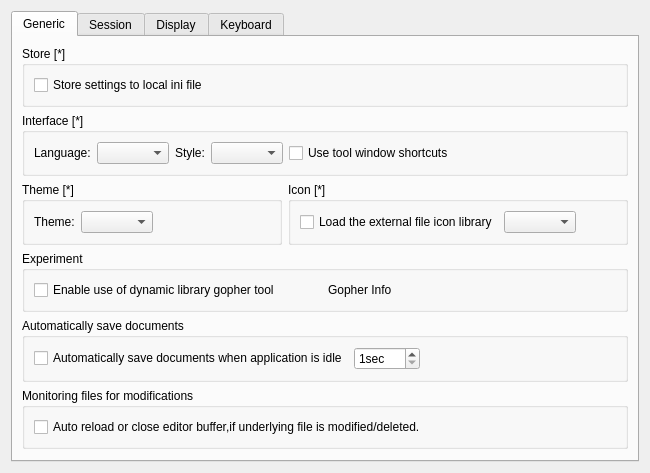
visualfc/liteide, file liteidex/src/liteapp/liteappoption.ui: the form before one commit.
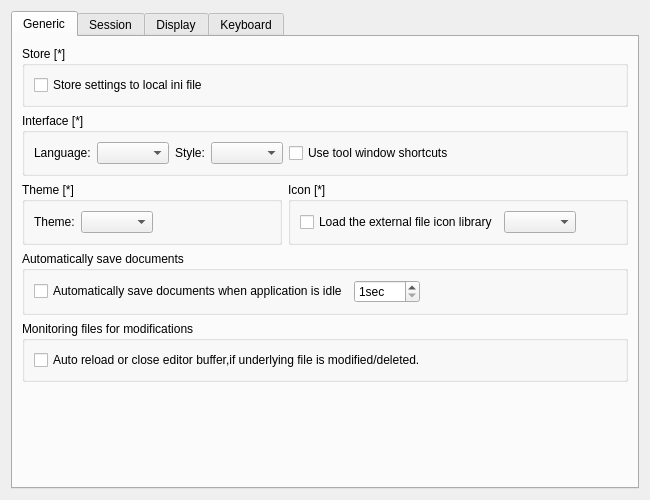
The form after the commit.

Commit message: remove libgopher, runtime/cgo: could not obtain pthread_keys

Patch:
```diff
--- a/liteidex/src/liteapp/liteappoption.ui
+++ b/liteidex/src/liteapp/liteappoption.ui
@@ -7,7 +7,7 @@
     <x>0</x>
     <y>0</y>
     <width>650</width>
-    <height>435</height>
+    <height>500</height>
    </rect>
   </property>
   <property name="windowTitle">
@@ -178,29 +178,6 @@
          </item>
         </layout>
        </item>
-       <item>
-        <widget class="QGroupBox" name="groupBox_13">
-         <property name="title">
-          <string>Experiment</string>
-         </property>
-         <layout class="QHBoxLayout" name="horizontalLayout_12">
-          <item>
-           <widget class="QCheckBox" name="useLibgopherCheckBox">
-            <property name="text">
-             <string>Enable use of dynamic library gopher tool</string>
-            </property>
-           </widget>
-          </item>
-          <item>
-           <widget class="QLabel" name="gopherInfoLabel">
-            <property name="text">
-             <string>Gopher Info</string>
-            </property>
-           </widget>
-          </item>
-         </layout>
-        </widget>
-       </item>
        <item>
         <widget class="QGroupBox" name="groupBox_10">
          <property name="title">
```
Left out of the diff: 1 changed line with no effect on the pictures. The commit also changes 14 other files.
